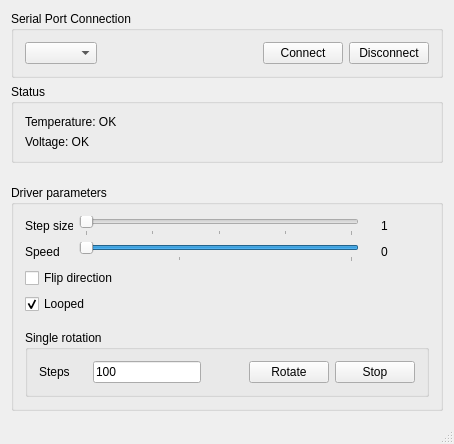
Above: desktop_application/mainwindow.ui from marcin-waszak/stepper_motor_driver before the change. Below: the same form after it.
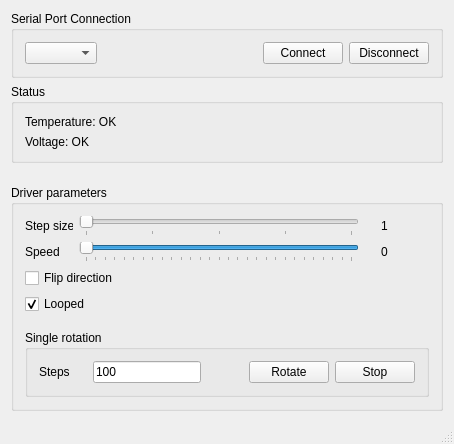
That is the form after the change.

What changed in the file:
```diff
--- a/desktop_application/mainwindow.ui
+++ b/desktop_application/mainwindow.ui
@@ -267,7 +267,7 @@
             <enum>QSlider::TicksBelow</enum>
            </property>
            <property name="tickInterval">
-            <number>127</number>
+            <number>7</number>
            </property>
           </widget>
          </item>
```
Left out of the diff: 2 changed lines with no effect on the pictures.
